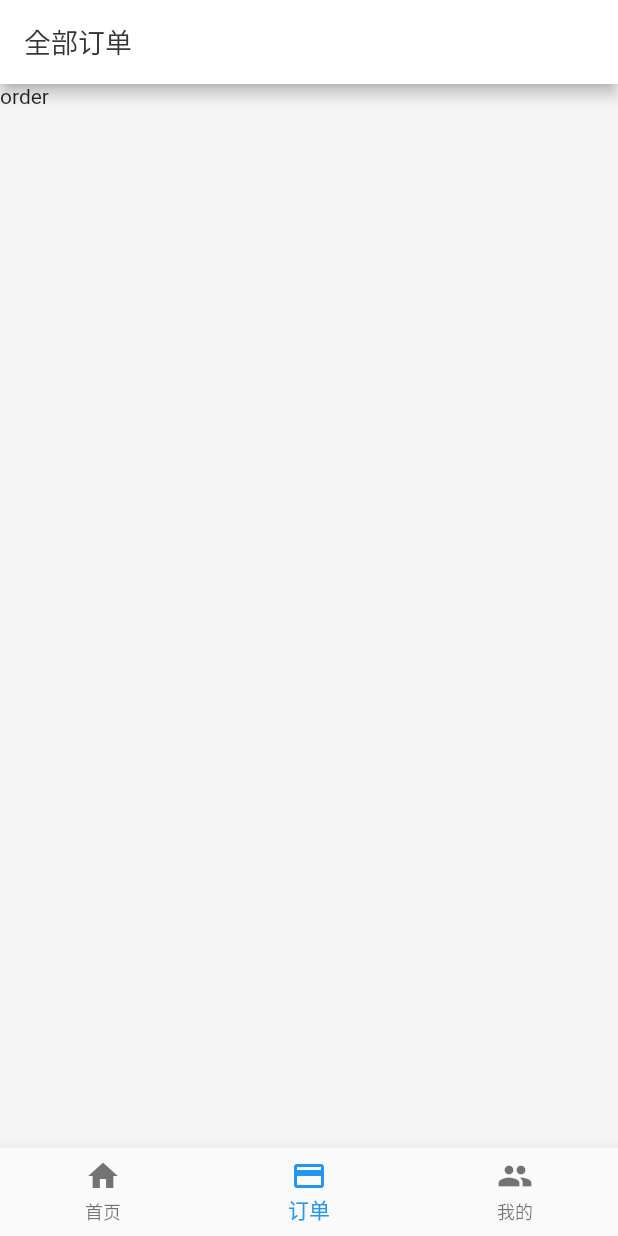
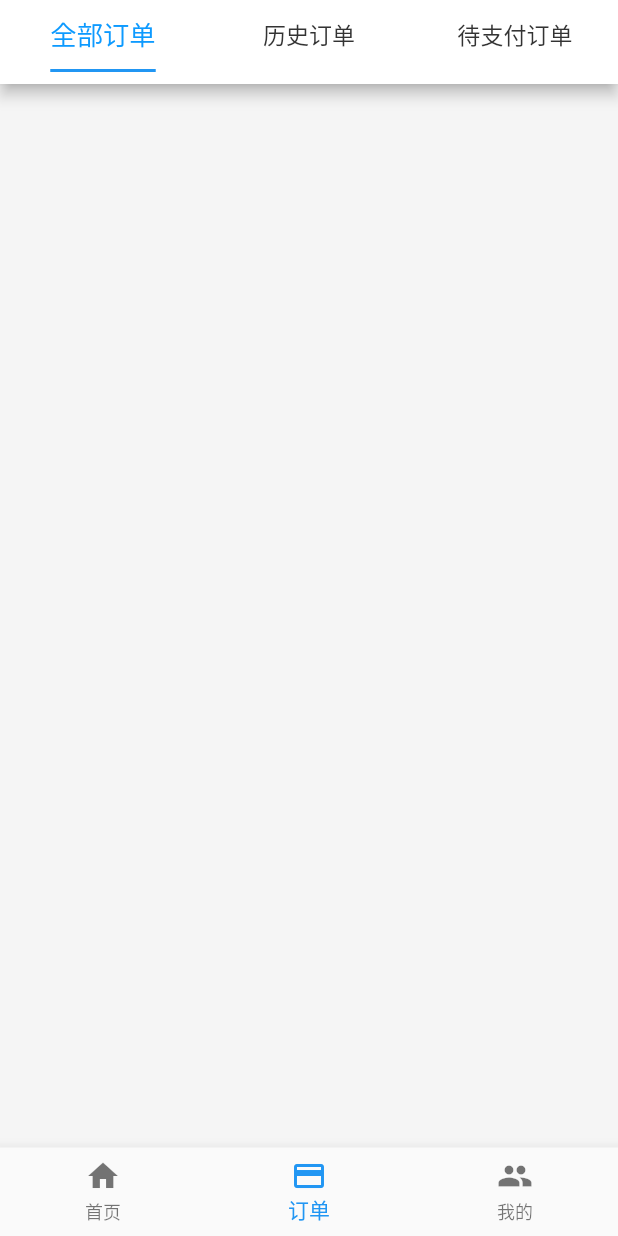
Before and after one commit to LCJ-MinYa/kjt-bsp, a Flutter app: the screen it shows after launch, item 2 of the bottom bar chosen, on a phone screen of 412 x 824 dp. Run offline on Flutter 3.47's test engine with Material 2 defaults, Android fonts, the phone set to English and light mode, and no system bars; our stand-ins replace flutter_screenutil, flutter_swiper, fluttertoast, image_picker.

Commit message:
order tabbar

```diff
--- a/lib/screen/order/orderScreen.dart
+++ b/lib/screen/order/orderScreen.dart
@@ -1,13 +1,58 @@
 import 'package:flutter/material.dart';
+import 'package:kjt_bsp/styles/uiSize.dart';
 
-class OrderScreen extends StatelessWidget{
+class OrderScreen extends StatefulWidget {
     @override
-    Widget build(BuildContext context){
-        return Scaffold(
-            appBar: AppBar(
-                title: Text('全部订单')
+    _OrderScreenState createState() => _OrderScreenState();
+}
+
+class _OrderScreenState extends State<OrderScreen> {
+    @override
+    Widget build(BuildContext context) {
+        UISize.init(context);
+
+        return DefaultTabController(
+            length: 3,
+            child: Scaffold(
+                appBar: AppBar(
+                    // bottom: PreferredSize(
+                    //     child: TabBar(
+                    //         tabs: <Widget>[
+                    //             Tab(text: '全部订单'),
+                    //             Tab(text: '历史订单'),
+                    //             Tab(text: '待支付订单')
+                    //         ],
+                    //         labelColor: Theme.of(context).primaryColor,
+                    //         labelStyle: TextStyle(
+                    //             fontSize: UISize.size(32)
+                    //         ),
+                    //         unselectedLabelColor: Theme.of(context).primaryColorLight,
+                    //         unselectedLabelStyle: TextStyle(
+                    //             fontSize: UISize.size(28)
+                    //         ),
+                    //         indicatorSize: TabBarIndicatorSize.label,
+                    //     ), preferredSize: Size(0, 0),
+                    // ),
+                    flexibleSpace: SafeArea(
+                        child: TabBar(
+                            tabs: <Widget>[
+                                Tab(text: '全部订单'),
+                                Tab(text: '历史订单'),
+                                Tab(text: '待支付订单')
+                            ],
+                            labelColor: Theme.of(context).primaryColor,
+                            labelStyle: TextStyle(
+                                fontSize: UISize.size(32)
+                            ),
+                            unselectedLabelColor: Theme.of(context).primaryColorLight,
+                            unselectedLabelStyle: TextStyle(
+                                fontSize: UISize.size(28)
+                            ),
+                            indicatorSize: TabBarIndicatorSize.label,
+                        ),
+                    ),
+                ),
             ),
-            body: Text('order'),
         );
     }
 }
--- a/lib/styles/theme.dart
+++ b/lib/styles/theme.dart
@@ -10,7 +10,7 @@ class ThemeConfig{
                 title: TextStyle(color: Color(0xff0d9aff), fontSize: 14.0)),
             splashColor: Colors.white,
             primaryColor: Color(0xff0d9aff),
-            primaryColorLight: Color(0xff0d9aff),
+            primaryColorLight: Color(0xff333333),
             appBarTheme: AppBarTheme(
                 color: Colors.white,
                 iconTheme: IconThemeData(
```
